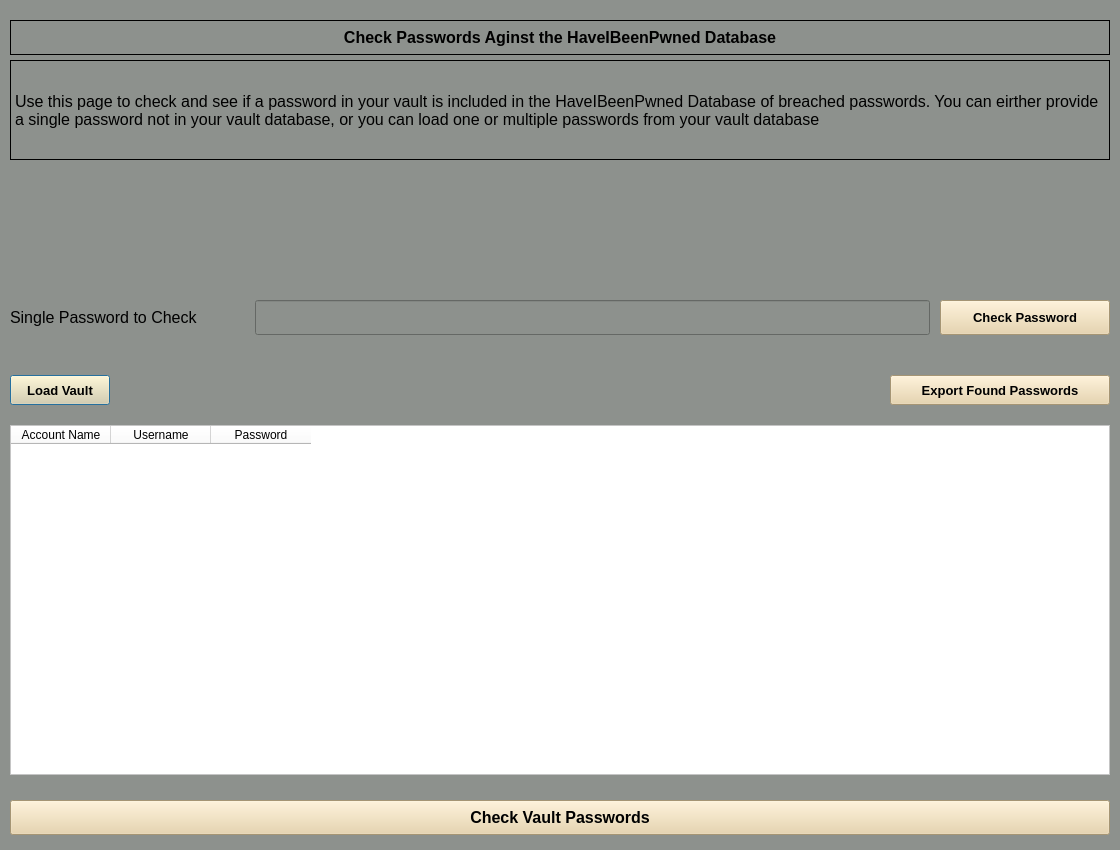
dark-anub1s/CyberVault, file passwordchecker.ui: the form before one commit.
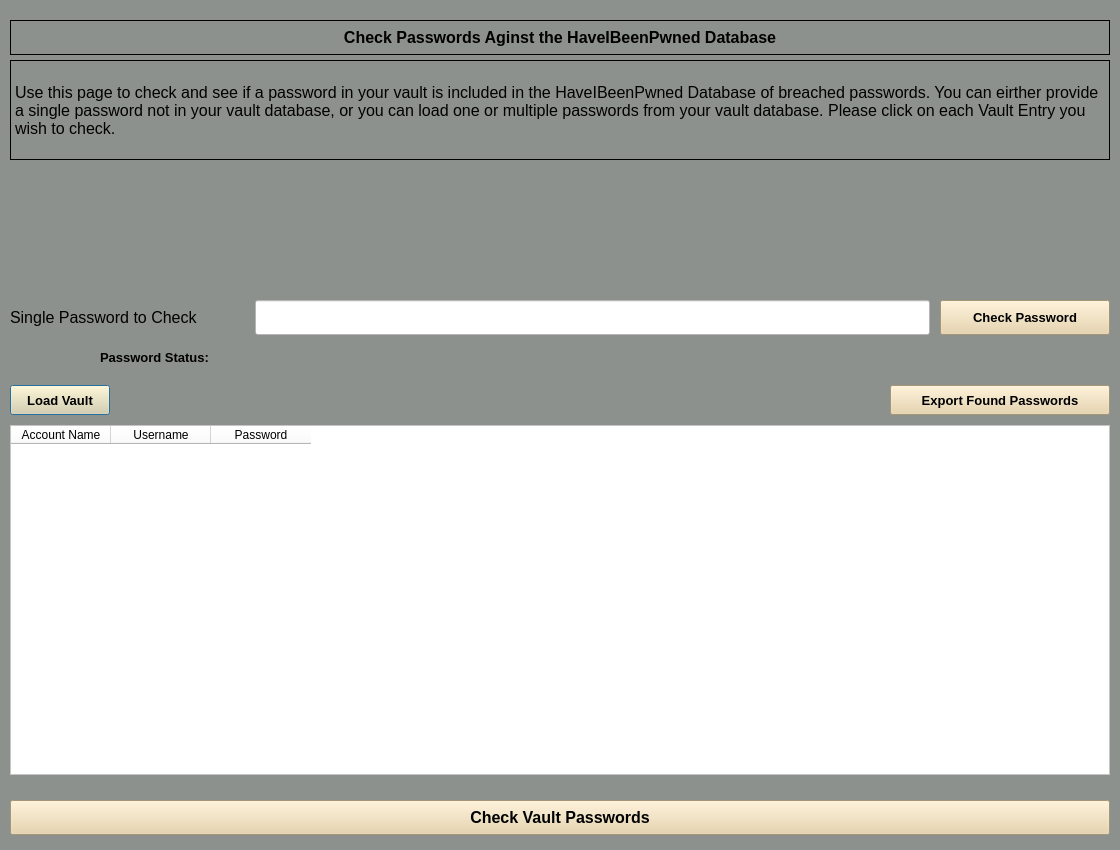
The form after the commit.

Commit message: Worked on Password Check Window.

The edit to the form file:
```diff
--- a/passwordchecker.ui
+++ b/passwordchecker.ui
@@ -11,15 +11,15 @@
    </rect>
   </property>
   <property name="sizePolicy">
-   <sizepolicy hsizetype="Preferred" vsizetype="Preferred">
+   <sizepolicy hsizetype="Fixed" vsizetype="Fixed">
     <horstretch>0</horstretch>
     <verstretch>0</verstretch>
    </sizepolicy>
   </property>
   <property name="minimumSize">
    <size>
-    <width>0</width>
-    <height>0</height>
+    <width>1120</width>
+    <height>850</height>
    </size>
   </property>
   <property name="maximumSize">
@@ -86,7 +86,7 @@
     <enum>QFrame::Box</enum>
    </property>
    <property name="text">
-    <string>Use this page to check and see if a password in your vault is included in the HaveIBeenPwned Database of breached passwords. You can eirther provide a single password not in your vault database, or you can load one or multiple passwords from your vault database</string>
+    <string>Use this page to check and see if a password in your vault is included in the HaveIBeenPwned Database of breached passwords. You can eirther provide a single password not in your vault database, or you can load one or multiple passwords from your vault database. Please click on each Vault Entry you wish to check.</string>
    </property>
    <property name="wordWrap">
     <bool>true</bool>
@@ -120,6 +120,10 @@
      <height>35</height>
     </rect>
    </property>
+   <property name="styleSheet">
+    <string notr="true">background-color: rgb(255, 255, 255);
+font: 12pt &quot;Arial&quot;;</string>
+   </property>
   </widget>
   <widget class="QTableWidget" name="pass_check_table">
    <property name="geometry">
@@ -153,7 +157,7 @@
    <property name="geometry">
     <rect>
      <x>10</x>
-     <y>375</y>
+     <y>385</y>
      <width>100</width>
      <height>30</height>
     </rect>
@@ -201,7 +205,7 @@
    <property name="geometry">
     <rect>
      <x>890</x>
-     <y>375</y>
+     <y>385</y>
      <width>220</width>
      <height>30</height>
     </rect>
@@ -245,6 +249,48 @@
     <string>Check Password</string>
    </property>
   </widget>
+  <widget class="QLabel" name="single_pass_result_lable">
+   <property name="geometry">
+    <rect>
+     <x>255</x>
+     <y>340</y>
+     <width>675</width>
+     <height>35</height>
+    </rect>
+   </property>
+   <property name="font">
+    <font>
+     <family>Arial</family>
+     <pointsize>10</pointsize>
+     <weight>75</weight>
+     <bold>true</bold>
+    </font>
+   </property>
+   <property name="text">
+    <string/>
+   </property>
+  </widget>
+  <widget class="QLabel" name="single_status_lable">
+   <property name="geometry">
+    <rect>
+     <x>100</x>
+     <y>340</y>
+     <width>150</width>
+     <height>35</height>
+    </rect>
+   </property>
+   <property name="font">
+    <font>
+     <family>Arial</family>
+     <pointsize>10</pointsize>
+     <weight>75</weight>
+     <bold>true</bold>
+    </font>
+   </property>
+   <property name="text">
+    <string>Password Status:</string>
+   </property>
+  </widget>
  </widget>
  <resources/>
  <connections/>
```
Left out of the diff: 2 changed lines with no effect on the pictures. The commit also changes 3 other files.
